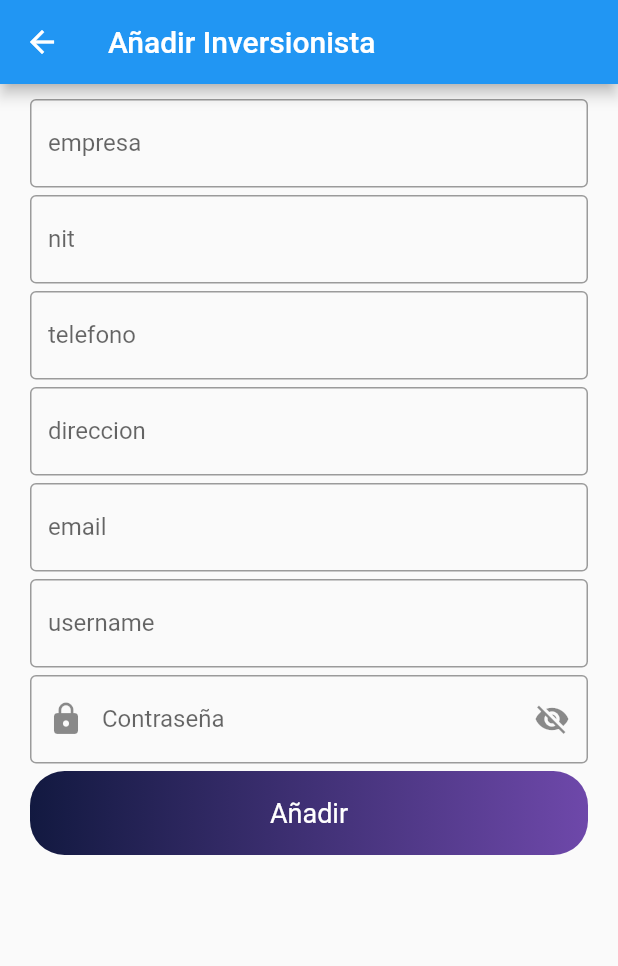
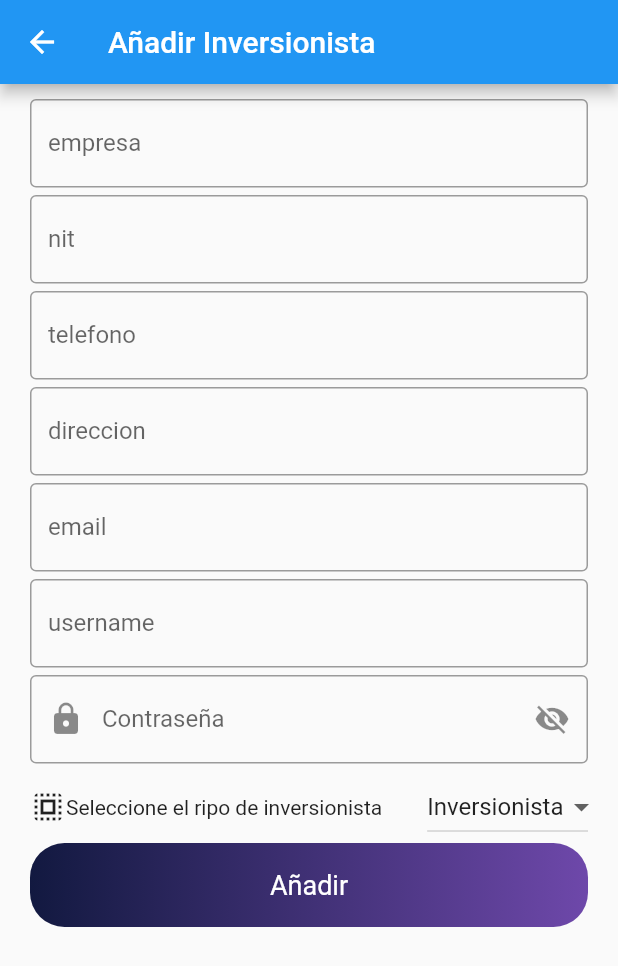
Before and after one commit to darevalo8/gestionProyecto, a Flutter app: the InversionistaFormPage screen opened by its route, after a tap on "Añadir", on a phone screen of 412 x 824 dp. Shown: the top 966 px of the screen. Run offline on Flutter 3.47's test engine with Material 2 defaults, Android fonts, the phone set to English and light mode, and no system bars.

Commit message:
Cambios1

```diff
--- a/lib/main.dart
+++ b/lib/main.dart
@@ -4,6 +4,7 @@ import 'package:integrador/src/pages/cliente_page.dart';
 import 'package:integrador/src/pages/home_page.dart';
 import 'package:integrador/src/pages/inversionista_form_page.dart';
 import 'package:integrador/src/pages/inversionista_page.dart';
+
 import 'package:integrador/src/pages/login_page.dart';
 
 void main() => runApp(MyApp());
@@ -22,6 +23,7 @@ class MyApp extends StatelessWidget {
         'add-cliente': (BuildContext context) => ClienteFormPage(),
         'inversionista': (BuildContext context) => InversionistaPage(),
         'add-inversionista': (BuildContext context) => InversionistaFormPage(),
+
       },
     );
   }
--- a/lib/src/models/cliente_model.dart
+++ b/lib/src/models/cliente_model.dart
@@ -1,5 +1,6 @@
 class Clientes {
   List<Cliente> items = new List();
+
   Clientes.fromJsonList(List<dynamic> jsonList) {
     if (jsonList == null) return;
     for (var item in jsonList) {
--- a/lib/src/pages/inversionista_form_page.dart
+++ b/lib/src/pages/inversionista_form_page.dart
@@ -12,6 +12,11 @@ class _InversionistaFormPageState extends State<InversionistaFormPage> {
   String empresa, nit, telefono, direccion, username, password, email;
   var userProvider = UserProvider();
   var data;
+
+  String _opcionSeleccionada = "Inversionista";
+  int _opcion =0;
+
+  List <String> _listaTipo = ['Inversionista', 'Banco',];
 
   @override
   Widget build(BuildContext context) {
@@ -42,6 +47,7 @@ class _InversionistaFormPageState extends State<InversionistaFormPage> {
               SizedBox(height: 5.0),
               _passwordField(),
               SizedBox(height: 5.0),
+              _crearDropdown(),
               _bottom()
             ],
           ),
@@ -116,18 +122,10 @@ class _InversionistaFormPageState extends State<InversionistaFormPage> {
           'direccion': this.direccion,
           'username': this.username,
           'password': this.password,
-          'email': this.email
+          'email': this.email,
+          'tipo_inver': this._opcionSeleccionada
         };
-
-        if(this.empresa.isEmpty || this.nit.isEmpty || this.telefono.isEmpty || this.direccion.isEmpty || this.username.isEmpty || this.password.isEmpty || this.email.isEmpty ){
-
-          mostrarAlerta(context, "Debes llenar todos los campos");
-
-        }
-        else {
-
           userProvider.addInversionista(data, clientData);
-        }
       },
       child: Container(
         height: 56.0,
@@ -166,4 +164,53 @@ class _InversionistaFormPageState extends State<InversionistaFormPage> {
 
 }
 
+ Widget _crearDropdown(){
+
+    return Row(
+      children: <Widget>[
+
+        Icon(Icons.select_all),
+        Text('Seleccione el ripo de inversionista',),
+        SizedBox(width: 30.0,),
+        Expanded(
+          child: DropdownButton(
+            value: _opcionSeleccionada,
+            items: getOpcionesDropdown(),
+            onChanged: (value){
+            setState(() {
+
+              if (_opcionSeleccionada == 'Inversionista'){
+                _opcion =1;
+              }
+              else if (_opcionSeleccionada == 'Banco'){
+                _opcion =2;
+              }
+              _opcion = value;
+
+            });
+          },
+      ),
+        )
+      ],
+    );
+
+  }
+
+  List<DropdownMenuItem<String>> getOpcionesDropdown () {
+
+    List<DropdownMenuItem<String>> lista = new List();
+
+    _listaTipo.forEach((tipo){
+
+      lista.add(DropdownMenuItem(
+        child: Text(tipo),
+        value: tipo,
+      ));
+    });
+    return lista;
+
+  }
+
+
+
 }
```
Also changed, not shown: lib/src/models/inversionista_model.dart (+7 -4 lines), lib/src/pages/cliente_form_page.dart (+2 -8 lines), lib/src/pages/home_page.dart (+7 -0 lines), lib/src/providers/users_provider.dart (+7 -1 lines).
